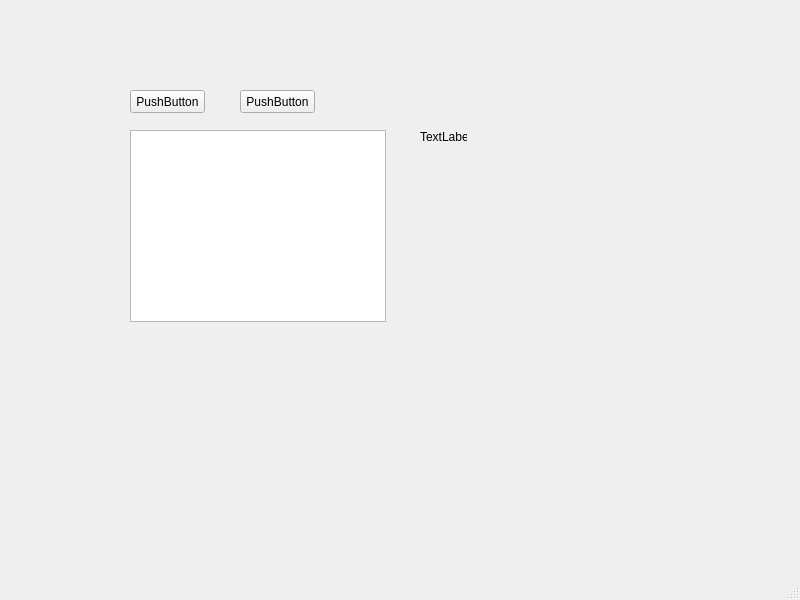
First picture: the form in ui_mainWindow.ui, repository Solovova/python_shablon_Qt5, before the edit.
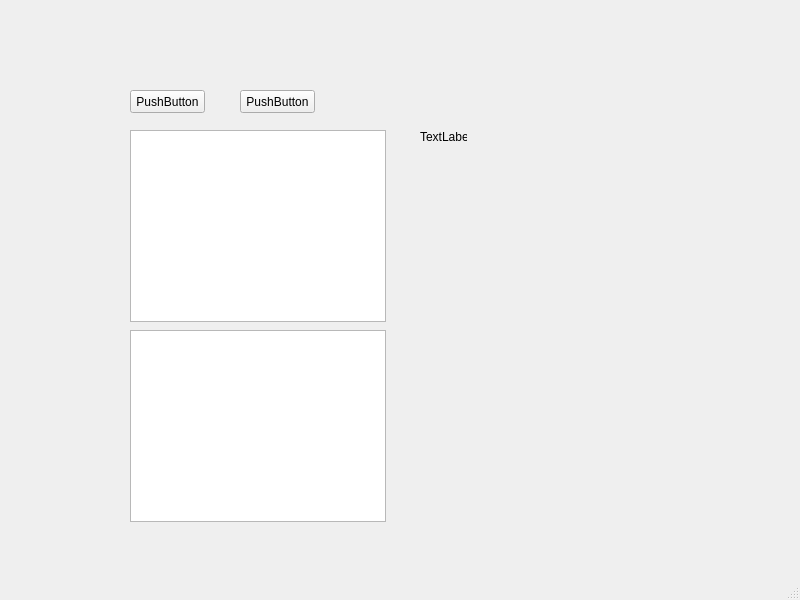
Second picture: the form after the edit.

```diff
--- a/ui_mainWindow.ui
+++ b/ui_mainWindow.ui
@@ -63,6 +63,16 @@
      <string>TextLabel</string>
     </property>
    </widget>
+   <widget class="QTableView" name="tableView">
+    <property name="geometry">
+     <rect>
+      <x>130</x>
+      <y>330</y>
+      <width>256</width>
+      <height>192</height>
+     </rect>
+    </property>
+   </widget>
   </widget>
   <widget class="QMenuBar" name="menubar">
    <property name="geometry">
```
